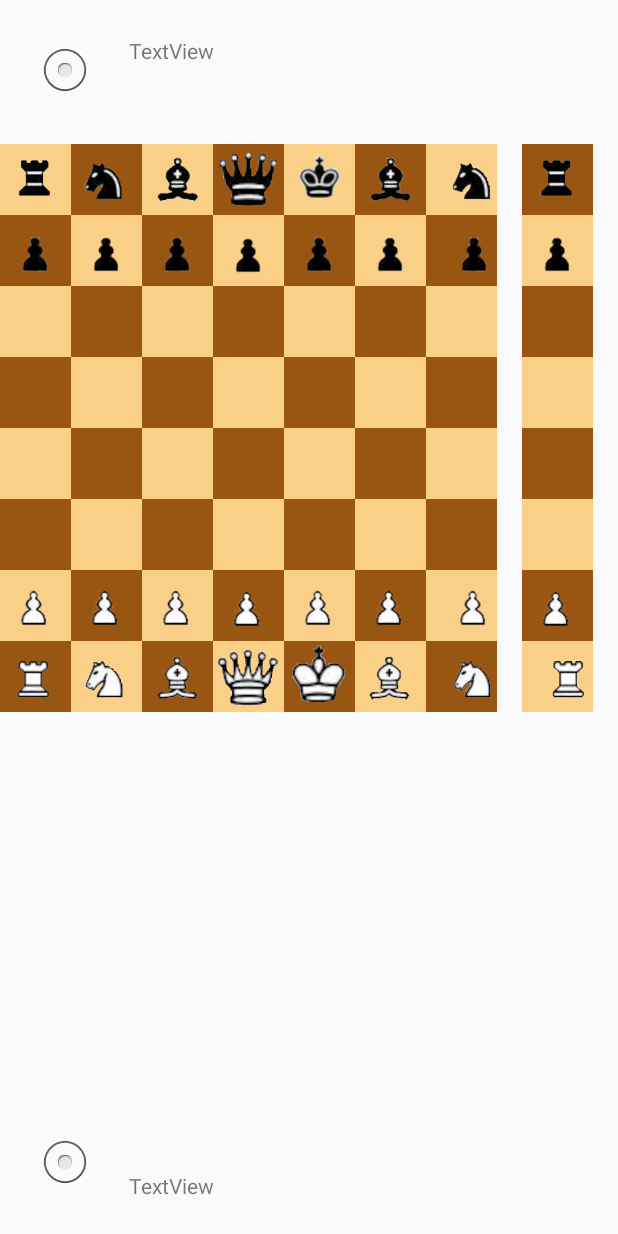
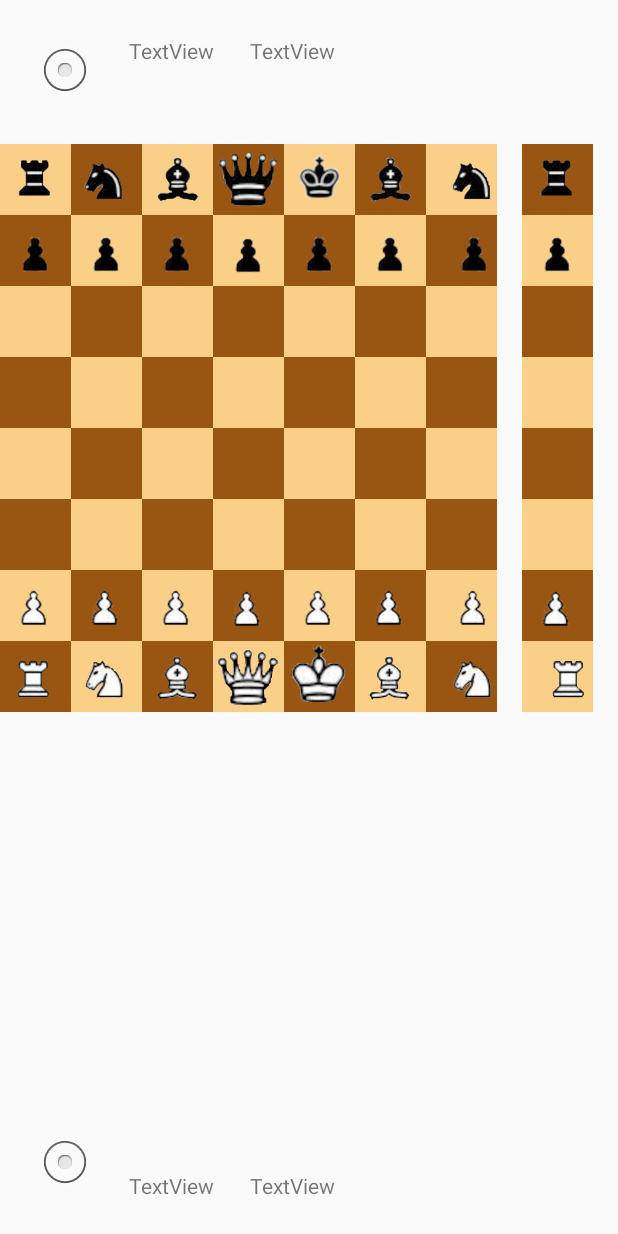
Before and after one commit to WiktorPawlak17/VisionChess, an Android app built with Jetpack Compose: the fragment GameVisible shown on its own in the app's theme, on a phone screen of 412 x 824 dp. Run offline under Robolectric (Android 15) with nearby library versions, the phone set to English and light mode, and no system bars.

Commit message:
Version 0.0.10.9 Game development part5

```diff
--- a/app/src/main/java/com/example/visionchess/CustomAdapterReceived.kt
+++ b/app/src/main/java/com/example/visionchess/CustomAdapterReceived.kt
@@ -5,12 +5,10 @@ import android.view.View
 import android.view.ViewGroup
 import android.widget.Button
 import android.widget.TextView
-import android.widget.Toast
 import androidx.recyclerview.widget.RecyclerView
 import com.google.firebase.auth.FirebaseAuth
 import com.google.firebase.database.DataSnapshot
 import com.google.firebase.database.DatabaseError
-import com.google.firebase.database.DatabaseReference
 import com.google.firebase.database.FirebaseDatabase
 import com.google.firebase.database.ValueEventListener
 
--- a/app/src/main/java/com/example/visionchess/GameInvisible.kt
+++ b/app/src/main/java/com/example/visionchess/GameInvisible.kt
@@ -51,8 +51,8 @@ class GameInvisible : Fragment() {
         val fragmentManager = activity?.supportFragmentManager
 
         val currentGameMode = Bundle()
-        val timeFormat = currentGameMode.getString("TimeFormat")
-        val howManyPeeks = currentGameMode.getString("HowManyPeeks")
+        //val timeFormat = currentGameMode.getString("TimeFormat")
+        // howManyPeeks = currentGameMode.getString("HowManyPeeks")
         val handler = android.os.Handler(android.os.Looper.getMainLooper())
         //TIME FORMAT CRASHES THE CODe
         var timerWhite = Timer()
--- a/app/src/main/java/com/example/visionchess/GameVisible.kt
+++ b/app/src/main/java/com/example/visionchess/GameVisible.kt
@@ -6,6 +6,7 @@ import android.view.LayoutInflater
 import android.view.View
 import android.view.ViewGroup
 import android.widget.ImageView
+import android.widget.TextView
 
 // TODO: Rename parameter arguments, choose names that match
 // the fragment initialization parameters, e.g. ARG_ITEM_NUMBER
@@ -100,6 +101,43 @@ class GameVisible : Fragment() {
         val h6 = rootView.findViewById<ImageView>(R.id.h6)
         val h7 = rootView.findViewById<ImageView>(R.id.h7)
         val h8 = rootView.findViewById<ImageView>(R.id.h8)
+        val player2pic = rootView.findViewById<ImageView>(R.id.player2pic)
+        val player1pic = rootView.findViewById<ImageView>(R.id.player1pic)
+        val player2name = rootView.findViewById<TextView>(R.id.player2name)
+        val player1name = rootView.findViewById<TextView>(R.id.player1name)
+        val blackRook1 = rootView.findViewById<ImageView>(R.id.blackRook1)
+        val blackKnight1 = rootView.findViewById<ImageView>(R.id.blackKnight1)
+        val blackBishop1 = rootView.findViewById<ImageView>(R.id.blackBishop1)
+        val blackQueen = rootView.findViewById<ImageView>(R.id.blackQueen)
+        val blackKing = rootView.findViewById<ImageView>(R.id.blackKing)
+        val blackBishop2 = rootView.findViewById<ImageView>(R.id.blackBishop2)
+        val blackKnight2 = rootView.findViewById<ImageView>(R.id.blackKnight2)
+        val blackRook2 = rootView.findViewById<ImageView>(R.id.blackRook2)
+        val blackAPawn = rootView.findViewById<ImageView>(R.id.blackAPawn)
+        val blackBPawn = rootView.findViewById<ImageView>(R.id.blackBPawn)
+        val blackCPawn = rootView.findViewById<ImageView>(R.id.blackCPawn)
+        val blackDPawn = rootView.findViewById<ImageView>(R.id.blackDPawn)
+        val blackEPawn = rootView.findViewById<ImageView>(R.id.blackEPawn)
+        val blackFPawn = rootView.findViewById<ImageView>(R.id.blackFPawn)
+        val blackGPawn = rootView.findViewById<ImageView>(R.id.blackGPawn)
+        val blackHPawn = rootView.findViewById<ImageView>(R.id.blackHPawn)
+        val whiteRook1 = rootView.findViewById<ImageView>(R.id.whiteRook1)
+        val whiteKnight1 = rootView.findViewById<ImageView>(R.id.whiteKnight1)
+        val whiteBishop1 = rootView.findViewById<ImageView>(R.id.whiteBishop1)
+        val whiteQueen = rootView.findViewById<ImageView>(R.id.whiteQueen)
+        val whiteKing = rootView.findViewById<ImageView>(R.id.whiteKing)
+        val whiteBishop2 = rootView.findViewById<ImageView>(R.id.whiteBishop2)
+        val whiteKnight2 = rootView.findViewById<ImageView>(R.id.whiteKnight2)
+        val whiteRook2 = rootView.findViewById<ImageView>(R.id.whiteRook2)
+        val whiteAPawn = rootView.findViewById<ImageView>(R.id.whiteAPawn)
+        val whiteBPawn = rootView.findViewById<ImageView>(R.id.whiteBPawn)
+        val whiteCPawn = rootView.findViewById<ImageView>(R.id.whiteCPawn)
+        val whiteDPawn = rootView.findViewById<ImageView>(R.id.whiteDPawn)
+        val whiteEPawn = rootView.findViewById<ImageView>(R.id.whiteEPawn)
+        val whiteFPawn = rootView.findViewById<ImageView>(R.id.whiteFPawn)
+        val whiteGPawn = rootView.findViewById<ImageView>(R.id.whiteGPawn)
+        val whiteHPawn = rootView.findViewById<ImageView>(R.id.whiteHPawn)
+
 
 
 
--- a/app/src/main/java/com/example/visionchess/Player.kt
+++ /dev/null
@@ -1,5 +0,0 @@
-package com.example.visionchess
-
-class Player(val name: String, val color: String, val isHuman: Boolean,val ratings: MutableList<Int>){
-
-}
--- a/app/src/main/res/layout/fragment_game_visible.xml
+++ b/app/src/main/res/layout/fragment_game_visible.xml
@@ -914,8 +914,25 @@
         app:layout_constraintStart_toStartOf="@+id/a2"
         app:layout_constraintTop_toBottomOf="@+id/a3" />
 
+    <TextView
+        android:id="@+id/blackTimer"
+        android:layout_width="wrap_content"
+        android:layout_height="wrap_content"
+        android:layout_marginStart="24dp"
+        android:layout_marginTop="24dp"
+        android:text="TextView"
+        app:layout_constraintStart_toEndOf="@+id/player1name"
+        app:layout_constraintTop_toTopOf="parent" />
 
-
+    <TextView
+        android:id="@+id/whiteTimer"
+        android:layout_width="wrap_content"
+        android:layout_height="wrap_content"
+        android:layout_marginStart="24dp"
+        android:layout_marginBottom="24dp"
+        android:text="TextView"
+        app:layout_constraintBottom_toBottomOf="parent"
+        app:layout_constraintStart_toEndOf="@+id/player2name" />
 
 
 </androidx.constraintlayout.widget.ConstraintLayout>
```
Also changed, not shown: app/src/main/java/com/example/visionchess/ChessGame.kt (+136 -89 lines), app/src/main/java/com/example/visionchess/GamePrepFragment.kt (+76 -4 lines).
